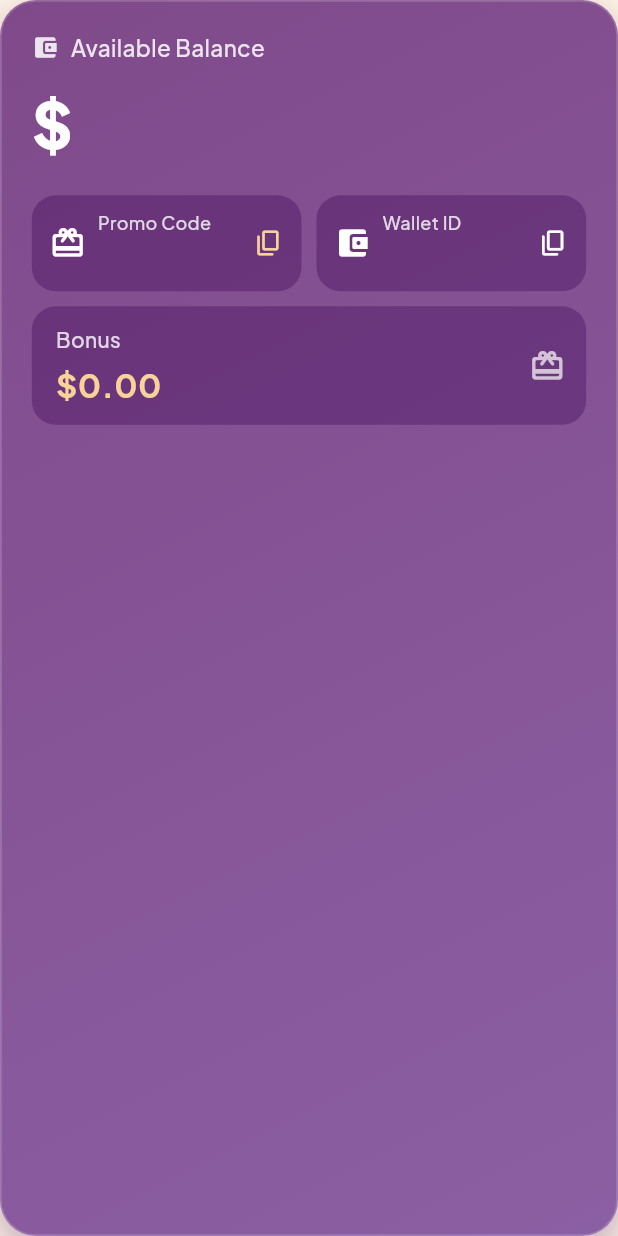
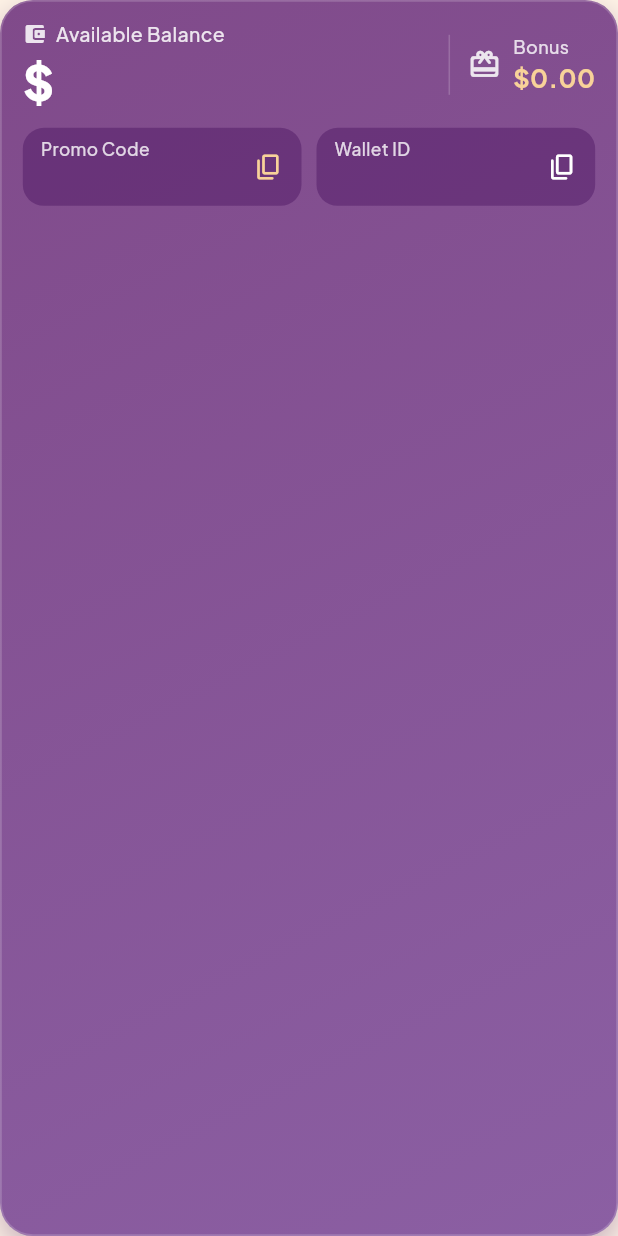
Before and after one commit to waaproltd-spec/Badal-exchange, a Flutter app: the WalletCard widget shown alone on an empty page, opened directly with empty values, on a phone screen of 412 x 824 dp. Run offline on Flutter 3.47's test engine with Material 3 defaults, Android fonts, the phone set to English and light mode, and no system bars; our stand-ins replace device_info_plus, flutter_secure_storage, google_fonts, permission_handler, shared_preferences, supabase_flutter; accounts and stored records are empty; network calls fail.

```diff
--- a/customer-app/lib/screens/root/root_shell.dart
+++ b/customer-app/lib/screens/root/root_shell.dart
@@ -26,7 +26,9 @@ class _RootShellState extends State<RootShell> {
   Widget build(BuildContext context) {
     return Scaffold(
       body: IndexedStack(index: _index, children: _tabs),
+      // Compact bar; NavigationBar adds the device's bottom safe area itself.
       bottomNavigationBar: NavigationBar(
+        height: 62,
         selectedIndex: _index,
         onDestinationSelected: (i) => setState(() => _index = i),
         destinations: [
--- a/customer-app/lib/widgets/wallet_card.dart
+++ b/customer-app/lib/widgets/wallet_card.dart
@@ -7,8 +7,8 @@ import '../theme/colors.dart';
 import '../theme/text_styles.dart';
 import '../utils/formatters.dart';
 
-/// The home screen's wallet card: available balance, then the promo code
-/// and Wallet ID side by side, then the bonus balance. Every value comes
+/// The home screen's wallet card, compact: available balance with the bonus
+/// beside it, then the promo code and Wallet ID side by side. Every value comes
 /// from the backend (customer_wallet); nothing is made up on the device.
 class WalletCard extends StatelessWidget {
   const WalletCard({super.key, required this.wallet, this.loading = false, this.error});
@@ -21,51 +21,60 @@ class WalletCard extends StatelessWidget {
   Widget build(BuildContext context) {
     final wallet = this.wallet;
     return Container(
-      padding: const EdgeInsets.all(20),
+      padding: const EdgeInsets.fromLTRB(14, 12, 14, 14),
       decoration: BoxDecoration(
         gradient: AppColors.cardGradient,
-        borderRadius: BorderRadius.circular(24),
+        borderRadius: BorderRadius.circular(22),
         border: Border.all(color: Colors.white.withOpacity(0.18), width: 1.2),
         boxShadow: [
           BoxShadow(
-            color: AppColors.purpleDark.withOpacity(0.35),
-            blurRadius: 24,
-            offset: const Offset(0, 10),
+            color: AppColors.purpleDark.withOpacity(0.3),
+            blurRadius: 18,
+            offset: const Offset(0, 8),
           ),
         ],
       ),
       child: Column(
         crossAxisAlignment: CrossAxisAlignment.start,
         children: [
+          // Balance on the left, the bonus beside it.
+          Row(
+            crossAxisAlignment: CrossAxisAlignment.center,
+            children: [
+              Expanded(
+                child: Column(
+                  crossAxisAlignment: CrossAxisAlignment.start,
+                  mainAxisSize: MainAxisSize.min,
+                  children: [
                     Row(
                       children: [
-              Icon(Icons.account_balance_wallet_rounded, size: 18, color: Colors.white.withOpacity(0.85)),
-              const SizedBox(width: 8),
+                        Icon(Icons.account_balance_wallet_rounded, size: 16, color: Colors.white.withOpacity(0.85)),
+                        const SizedBox(width: 6),
                         Flexible(
                           child: Text(
                             AppStrings.availableBalance,
                             maxLines: 1,
                             overflow: TextOverflow.ellipsis,
-                  style: AppTextStyles.body.copyWith(color: Colors.white.withOpacity(0.85)),
+                            style: AppTextStyles.muted.copyWith(color: Colors.white.withOpacity(0.85), fontSize: 13),
                           ),
                         ),
                       ],
                     ),
-          const SizedBox(height: 10),
+                    const SizedBox(height: 4),
                     if (loading && wallet == null)
                       const SizedBox(
-              height: 48,
+                        height: 38,
                         child: Align(
                           alignment: Alignment.centerLeft,
                           child: SizedBox(
-                  width: 28,
-                  height: 28,
+                            width: 24,
+                            height: 24,
                             child: CircularProgressIndicator(color: Colors.white, strokeWidth: 2.5),
                           ),
                         ),
                       )
                     else if (error != null && wallet == null)
-            Text(error!, style: AppTextStyles.muted.copyWith(color: Colors.white70))
+                      Text(error!, style: AppTextStyles.muted.copyWith(color: Colors.white70, fontSize: 12))
                     else
                       FittedBox(
                         fit: BoxFit.scaleDown,
@@ -73,10 +82,22 @@ class WalletCard extends StatelessWidget {
                         child: Text(
                           Formatters.money(wallet?.availableBalance ?? '0.00'),
                           key: const Key('available-balance'),
-                style: AppTextStyles.amountLarge.copyWith(color: Colors.white, fontSize: 42),
+                          style: AppTextStyles.amountLarge.copyWith(color: Colors.white, fontSize: 32, height: 1.15),
                         ),
                       ),
-          const SizedBox(height: 18),
+                  ],
+                ),
+              ),
+              Container(
+                width: 1,
+                height: 40,
+                margin: const EdgeInsets.symmetric(horizontal: 12),
+                color: Colors.white.withOpacity(0.18),
+              ),
+              _BonusTile(value: Formatters.money(wallet?.bonusBalance ?? '0.00')),
+            ],
+          ),
+          const SizedBox(height: 12),
           Row(
             crossAxisAlignment: CrossAxisAlignment.start,
             children: [
@@ -100,8 +121,6 @@ class WalletCard extends StatelessWidget {
               ),
             ],
           ),
-          const SizedBox(height: 10),
-          _BonusTile(value: Formatters.money(wallet?.bonusBalance ?? '0.00')),
         ],
       ),
     );
@@ -130,18 +149,18 @@ class _CodeTile extends StatelessWidget {
     final value = this.value;
     return LayoutBuilder(
       builder: (context, box) {
-        final roomy = box.maxWidth >= 150;
+        final roomy = box.maxWidth >= 190;
         return Container(
-          height: 64,
-          padding: EdgeInsets.fromLTRB(roomy ? 12 : 10, 8, 2, 8),
+          height: 52,
+          padding: const EdgeInsets.fromLTRB(12, 6, 2, 6),
           decoration: BoxDecoration(
             color: AppColors.primaryDeep.withOpacity(0.35),
-            borderRadius: BorderRadius.circular(16),
+            borderRadius: BorderRadius.circular(14),
           ),
           child: Row(
             children: [
               if (roomy) ...[
-                Icon(icon, size: 24, color: Colors.white),
+                Icon(icon, size: 20, color: Colors.white),
                 const SizedBox(width: 8),
               ],
               Expanded(
@@ -155,10 +174,10 @@ class _CodeTile extends StatelessWidget {
                       child: Text(
                         label,
                         maxLines: 1,
-                        style: AppTextStyles.muted.copyWith(color: Colors.white.withOpacity(0.8), fontSize: 12),
+                        style: AppTextStyles.muted.copyWith(color: Colors.white.withOpacity(0.8), fontSize: 11.5),
                       ),
                     ),
-                    const SizedBox(height: 2),
+                    const SizedBox(height: 1),
                     FittedBox(
                       fit: BoxFit.scaleDown,
                       alignment: Alignment.centerLeft,
@@ -166,7 +185,7 @@ class _CodeTile extends StatelessWidget {
                         value ?? '—',
                         style: AppTextStyles.fieldValue.copyWith(
                           color: value == null ? Colors.white54 : valueColor,
-                          fontSize: 17,
+                          fontSize: 16,
                           fontWeight: FontWeight.w800,
                         ),
                       ),
@@ -183,8 +202,7 @@ class _CodeTile extends StatelessWidget {
                   icon: Icon(Icons.copy_rounded, size: 20, color: valueColor),
                   onPressed: () {
                     Clipboard.setData(ClipboardData(text: value));
-                    ScaffoldMessenger.maybeOf(context)
-                        ?.showSnackBar(SnackBar(content: Text(AppStrings.copied(value))));
+                    ScaffoldMessenger.maybeOf(context)?.showSnackBar(SnackBar(content: Text(AppStrings.copied(value))));
                   },
                 ),
             ],
@@ -195,6 +213,7 @@ class _CodeTile extends StatelessWidget {
   }
 }
 
+/// The bonus balance, compact, beside the available balance.
 class _BonusTile extends StatelessWidget {
   const _BonusTile({required this.value});
 
@@ -202,30 +221,33 @@ class _BonusTile extends StatelessWidget {
 
   @override
   Widget build(BuildContext context) {
-    return Container(
+    return ConstrainedBox(
       key: const Key('bonus'),
-      padding: const EdgeInsets.fromLTRB(16, 12, 14, 12),
-      decoration: BoxDecoration(
-        color: AppColors.primaryDeep.withOpacity(0.35),
-        borderRadius: BorderRadius.circular(16),
-      ),
+      constraints: const BoxConstraints(maxWidth: 120),
       child: Row(
+        mainAxisSize: MainAxisSize.min,
         children: [
-          Expanded(
+          Icon(Icons.redeem_rounded, size: 22, color: Colors.white.withOpacity(0.85)),
+          const SizedBox(width: 8),
+          Flexible(
             child: Column(
+              mainAxisAlignment: MainAxisAlignment.center,
               crossAxisAlignment: CrossAxisAlignment.start,
               children: [
-                Text(AppStrings.bonus, style: AppTextStyles.muted.copyWith(color: Colors.white.withOpacity(0.8))),
-                const SizedBox(height: 4),
+                Text(
+                  AppStrings.bonus,
+                  maxLines: 1,
+                  overflow: TextOverflow.ellipsis,
+                  style: AppTextStyles.muted.copyWith(color: Colors.white.withOpacity(0.8), fontSize: 12),
+                ),
                 FittedBox(
                   fit: BoxFit.scaleDown,
                   alignment: Alignment.centerLeft,
-                  child: Text(value, style: AppTextStyles.fieldValue.copyWith(color: AppColors.gold, fontSize: 22)),
+                  child: Text(value, style: AppTextStyles.fieldValue.copyWith(color: AppColors.gold, fontSize: 17)),
                 ),
               ],
             ),
           ),
-          Icon(Icons.redeem_rounded, size: 24, color: Colors.white.withOpacity(0.7)),
         ],
       ),
     );
```
Also changed, not shown: customer-app/lib/screens/home/home_screen.dart (+71 -39 lines), customer-app/lib/widgets/status_badge.dart (+8 -3 lines), 2 other files. Lines whose indentation alone changed are shown as unchanged.
